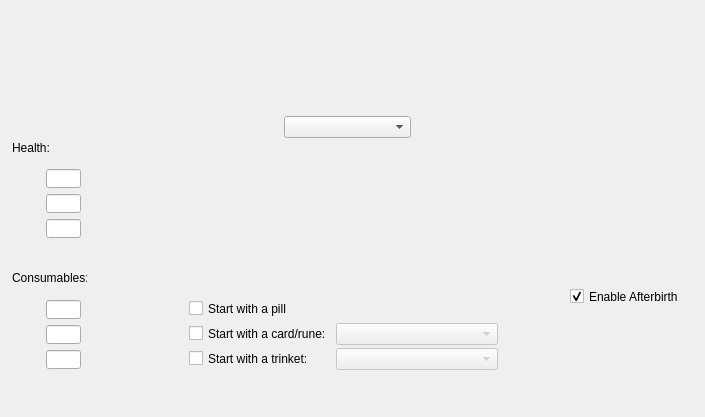
Before: the Qt Designer form mainwindow.ui in cptsnowball/Isaac-Character-Editor, drawn with Qt 5.
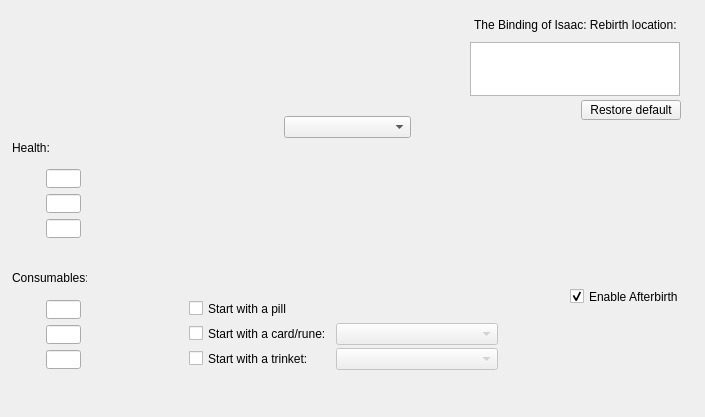
After: the same form once the commit is applied.

Commit message: path text edit

```diff
--- a/mainwindow.ui
+++ b/mainwindow.ui
@@ -382,6 +382,47 @@
      </rect>
     </property>
    </widget>
+   <widget class="QTextEdit" name="pathTextEdit">
+    <property name="geometry">
+     <rect>
+      <x>470</x>
+      <y>42</y>
+      <width>210</width>
+      <height>54</height>
+     </rect>
+    </property>
+    <property name="font">
+     <font>
+      <kerning>false</kerning>
+     </font>
+    </property>
+   </widget>
+   <widget class="QLabel" name="pathLabel">
+    <property name="geometry">
+     <rect>
+      <x>474</x>
+      <y>12</y>
+      <width>211</width>
+      <height>25</height>
+     </rect>
+    </property>
+    <property name="text">
+     <string>The Binding of Isaac: Rebirth location:</string>
+    </property>
+   </widget>
+   <widget class="QToolButton" name="toolButton">
+    <property name="geometry">
+     <rect>
+      <x>581</x>
+      <y>100</y>
+      <width>100</width>
+      <height>20</height>
+     </rect>
+    </property>
+    <property name="text">
+     <string>Restore default</string>
+    </property>
+   </widget>
   </widget>
  </widget>
  <layoutdefault spacing="6" margin="11"/>
```
Left out of the diff: 17 changed lines with no effect on the pictures. The commit also changes 3 other files.
